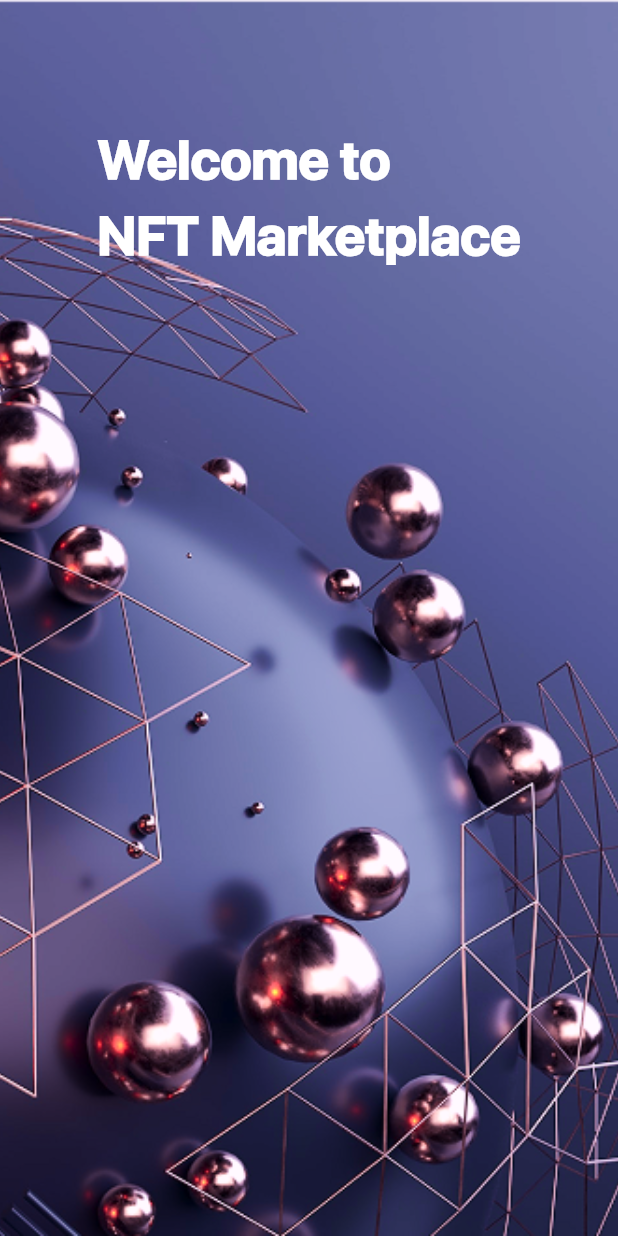
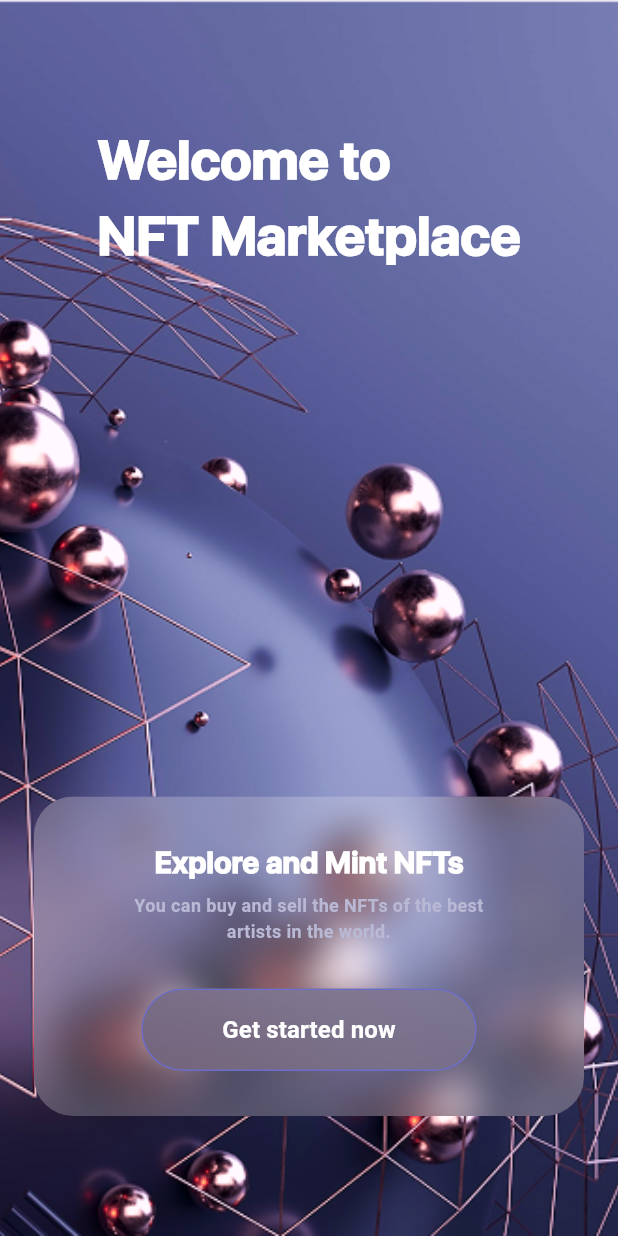
Before and after one commit to yousefsobhy12/Mini_NFT_Marketplace_With_Modern_UI, a Flutter app: the screen it shows after launch, on a phone screen of 412 x 824 dp. Run offline on Flutter 3.47's test engine with Material 3 defaults, Android fonts, the phone set to English and light mode, and no system bars; Roboto replaces fonts that are missing (sf_pro_text).

Commit message:
feat: add remaining fonts and complete onboarding screen with code refactor

```diff
--- a/lib/core/resources/fonts_manager.dart
+++ b/lib/core/resources/fonts_manager.dart
@@ -1,3 +1,4 @@
 abstract class FontsManager {
   static const String sfProDisplay = 'sf_pro_display';
+  static const String sfProText = 'sf_pro_text';
 }
--- a/lib/core/resources/strings_manager.dart
+++ b/lib/core/resources/strings_manager.dart
@@ -1,3 +1,7 @@
 abstract class StringsManager {
-  static const String onBoardingScreenHeader = 'Welcome to\nNFT Marketplace';
+  static const String onBoardingHeader = 'Welcome to\nNFT Marketplace';
+  static const String onBoardingCardHeader = 'Explore and Mint NFTs';
+  static const String onBoardingCardDescription =
+      'You can buy and sell the NFTs of the best\nartists in the world.';
+  static const String onBoardingButtonText = 'Get started now';
 }
--- a/lib/features/on_boarding/screens/on_boarding_screen.dart
+++ b/lib/features/on_boarding/screens/on_boarding_screen.dart
@@ -1,38 +1,11 @@
 import 'package:flutter/material.dart';
-import 'package:mini_nft_marketplace_with_modern_ui/core/resources/assets_manager.dart';
-import 'package:mini_nft_marketplace_with_modern_ui/core/resources/colors_manager.dart';
-import 'package:mini_nft_marketplace_with_modern_ui/core/resources/fonts_manager.dart';
-import 'package:mini_nft_marketplace_with_modern_ui/core/resources/strings_manager.dart';
+import 'package:mini_nft_marketplace_with_modern_ui/features/on_boarding/widgets/custom_on_boarding_screen_body.dart';
 
 class OnBoardingScreen extends StatelessWidget {
   const OnBoardingScreen({super.key});
 
   @override
   Widget build(BuildContext context) {
-    return Scaffold(
-      body: Container(
-        width: double.infinity,
-        decoration: BoxDecoration(
-          image: DecorationImage(
-            fit: BoxFit.cover,
-            image: AssetImage(AssetsManager.onBoardingBackgroundImage),
-          ),
-        ),
-        child: Column(
-          children: [
-            SizedBox(height: 80),
-            Text(
-              StringsManager.onBoardingScreenHeader,
-              style: TextStyle(
-                fontFamily: FontsManager.sfProDisplay,
-                fontWeight: FontWeight.w900,
-                fontSize: 36,
-                color: ColorsManager.white,
-              ),
-            ),
-          ],
-        ),
-      ),
-    );
+    return Scaffold(body: CustomOnBoardingScreenBody());
   }
 }
--- /dev/null
+++ b/lib/features/on_boarding/widgets/custom_on_boarding_screen_body.dart
@@ -0,0 +1,30 @@
+import 'package:flutter/material.dart';
+import 'package:mini_nft_marketplace_with_modern_ui/core/resources/assets_manager.dart';
+import 'package:mini_nft_marketplace_with_modern_ui/features/on_boarding/widgets/custom_on_boarding_screen_card.dart';
+import 'package:mini_nft_marketplace_with_modern_ui/features/on_boarding/widgets/custom_on_boarding_screen_header.dart';
+
+class CustomOnBoardingScreenBody extends StatelessWidget {
+  const CustomOnBoardingScreenBody({super.key});
+
+  @override
+  Widget build(BuildContext context) {
+    return Container(
+      width: double.infinity,
+      decoration: BoxDecoration(
+        image: DecorationImage(
+          fit: BoxFit.cover,
+          image: AssetImage(AssetsManager.onBoardingBackgroundImage),
+        ),
+      ),
+      child: Column(
+        children: [
+          SizedBox(height: 80),
+          CustomOnBoardingScreenHeader(),
+          Spacer(),
+          CustomOnBoardingScreenCard(),
+          SizedBox(height: 80),
+        ],
+      ),
+    );
+  }
+}
--- /dev/null
+++ b/lib/features/on_boarding/widgets/custom_on_boarding_screen_button.dart
@@ -0,0 +1,37 @@
+import 'dart:ui';
+import 'package:flutter/material.dart';
+import 'package:mini_nft_marketplace_with_modern_ui/core/resources/colors_manager.dart';
+import 'package:mini_nft_marketplace_with_modern_ui/core/resources/fonts_manager.dart';
+import 'package:mini_nft_marketplace_with_modern_ui/core/resources/strings_manager.dart';
+
+class CustomOnBoardingScreenButton extends StatelessWidget {
+  const CustomOnBoardingScreenButton({super.key, this.onPressed});
+  final void Function()? onPressed;
+  @override
+  Widget build(BuildContext context) {
+    return ClipRRect(
+      borderRadius: BorderRadiusGeometry.circular(33),
+      child: BackdropFilter(
+        filter: ImageFilter.blur(sigmaX: 80, sigmaY: 80),
+        child: TextButton(
+          style: TextButton.styleFrom(
+            side: BorderSide(color: Color(0xff6B6DCD)),
+          ),
+          onPressed: onPressed,
+          child: Padding(
+            padding: const EdgeInsets.symmetric(horizontal: 42, vertical: 8),
+            child: Text(
+              StringsManager.onBoardingButtonText,
+              style: TextStyle(
+                color: ColorsManager.white,
+                fontFamily: FontsManager.sfProText,
+                fontWeight: FontWeight.w600,
+                fontSize: 16,
+              ),
+            ),
+          ),
+        ),
+      ),
+    );
+  }
+}
--- /dev/null
+++ b/lib/features/on_boarding/widgets/custom_on_boarding_screen_card.dart
@@ -0,0 +1,53 @@
+import 'dart:ui';
+import 'package:flutter/material.dart';
+import 'package:mini_nft_marketplace_with_modern_ui/core/resources/colors_manager.dart';
+import 'package:mini_nft_marketplace_with_modern_ui/core/resources/fonts_manager.dart';
+import 'package:mini_nft_marketplace_with_modern_ui/core/resources/strings_manager.dart';
+import 'package:mini_nft_marketplace_with_modern_ui/features/on_boarding/widgets/custom_on_boarding_screen_button.dart';
+
+class CustomOnBoardingScreenCard extends StatelessWidget {
+  const CustomOnBoardingScreenCard({super.key});
+
+  @override
+  Widget build(BuildContext context) {
+    return ClipRRect(
+      borderRadius: BorderRadiusGeometry.circular(26),
+      child: BackdropFilter(
+        filter: ImageFilter.blur(sigmaX: 13, sigmaY: 13),
+        child: Container(
+          width: MediaQuery.sizeOf(context).width * 0.89,
+          color: const Color.fromARGB(57, 255, 255, 255),
+          child: Padding(
+            padding: const EdgeInsets.all(30),
+            child: Column(
+              children: [
+                Text(
+                  StringsManager.onBoardingCardHeader,
+                  style: TextStyle(
+                    fontFamily: FontsManager.sfProDisplay,
+                    fontWeight: FontWeight.w900,
+                    color: ColorsManager.white,
+                    fontSize: 20,
+                  ),
+                ),
+                SizedBox(height: 5),
+                Text(
+                  StringsManager.onBoardingCardDescription,
+                  textAlign: TextAlign.center,
+                  style: TextStyle(
+                    fontFamily: FontsManager.sfProText,
+                    fontWeight: FontWeight.w600,
+                    fontSize: 12,
+                    color: Color(0xffB9B9D5),
+                  ),
+                ),
+                SizedBox(height: 30),
+                CustomOnBoardingScreenButton(),
+              ],
+            ),
+          ),
+        ),
+      ),
+    );
+  }
+}
--- /dev/null
+++ b/lib/features/on_boarding/widgets/custom_on_boarding_screen_header.dart
@@ -0,0 +1,21 @@
+import 'package:flutter/material.dart';
+import 'package:mini_nft_marketplace_with_modern_ui/core/resources/colors_manager.dart';
+import 'package:mini_nft_marketplace_with_modern_ui/core/resources/fonts_manager.dart';
+import 'package:mini_nft_marketplace_with_modern_ui/core/resources/strings_manager.dart';
+
+class CustomOnBoardingScreenHeader extends StatelessWidget {
+  const CustomOnBoardingScreenHeader({super.key});
+
+  @override
+  Widget build(BuildContext context) {
+    return Text(
+      StringsManager.onBoardingHeader,
+      style: TextStyle(
+        fontFamily: FontsManager.sfProDisplay,
+        fontWeight: FontWeight.w900,
+        fontSize: 36,
+        color: ColorsManager.white,
+      ),
+    );
+  }
+}
--- a/pubspec.yaml
+++ b/pubspec.yaml
@@ -80,6 +80,12 @@ flutter:
           weight: 600
         - asset: assets/fonts/sf_pro_display/sf_pro_display_bold.OTF
           weight: 900
+
+    - family: sf_pro_text
+      fonts:
+        - asset: assets/fonts/sf_pro_text/sf_pro_text_reg.otf
+        - asset: assets/fonts/sf_pro_text/sf_pro_text_med.otf
+          weight: 600
   #   - family: Trajan Pro
   #     fonts:
   #       - asset: fonts/TrajanPro.ttf
```
Also changed, not shown: 2 other files.
